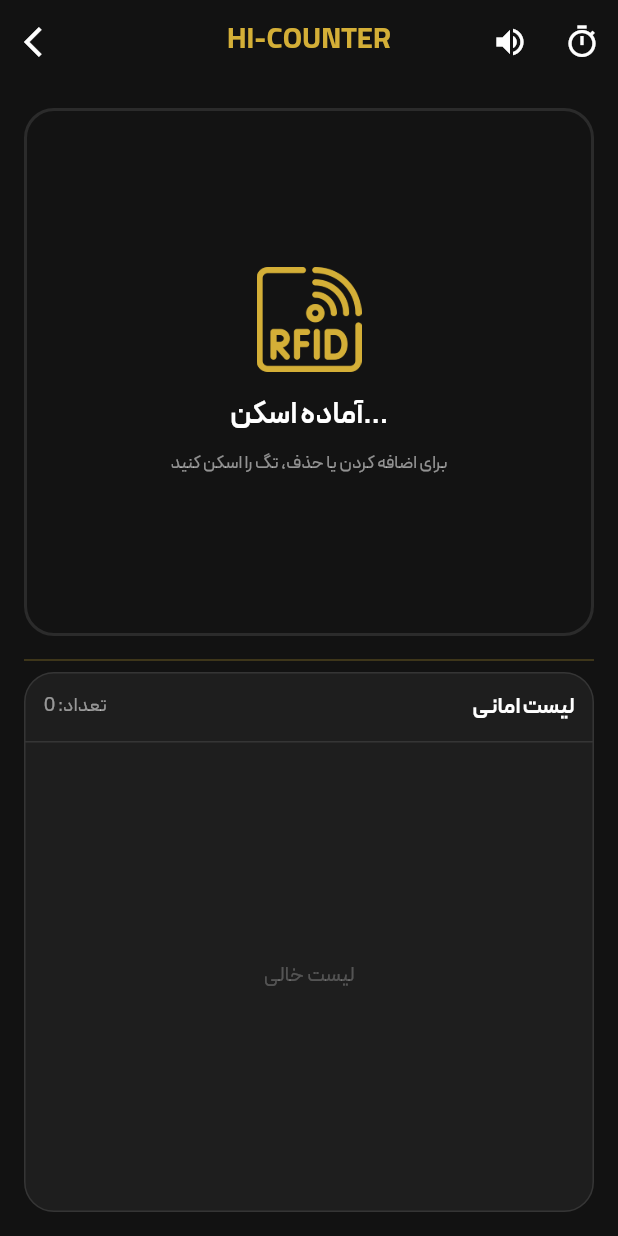
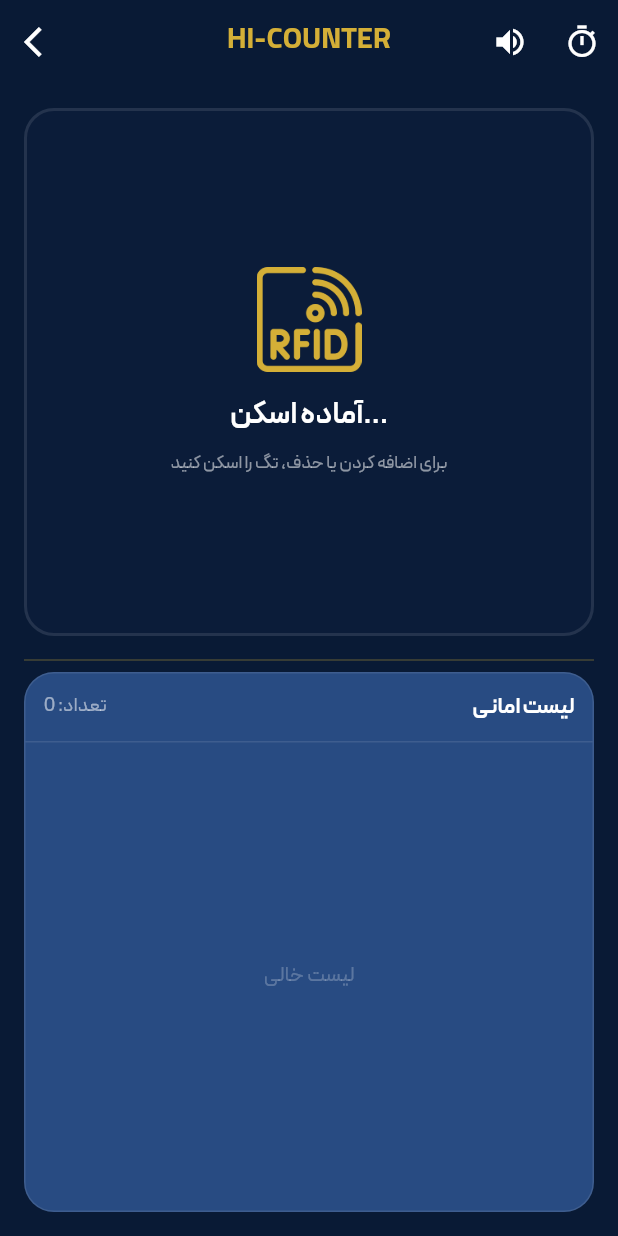
Before and after one commit to MatinRiahi/hi_tag_c66, a Flutter app: the DashboardScreen screen opened by its route, after a tap on "HI-COUNTER", on a phone screen of 412 x 824 dp. Run offline on Flutter 3.47's test engine with Material 3 defaults, Android fonts, the phone set to English and light mode, and no system bars; our stand-ins replace audioplayers, device_info_plus.

Commit message:
Change theme

```diff
--- a/lib/core/theme/app_theme.dart
+++ b/lib/core/theme/app_theme.dart
@@ -2,12 +2,16 @@ import 'package:flutter/material.dart';
 
 class AppTheme {
   static const Color primaryGold = Color(0xFFD4AF37);
-  static const Color gradientGoldLight = Color(
-    0xFFCFBD82,
-  ); // طلایی روشن برای گرادینت
-  static const Color gradientGoldDark = Color(
-    0xFFB17540,
-  ); // طلایی تیره برای گرادینت
+  static const Color gradientGoldLight = Color(0xFFCFBD82); // طلایی روشن
+  static const Color gradientGoldDark = Color(0xFFB17540); // طلایی تیره
+
+  // 🔥 رنگ‌های جدید سرمه‌ای برای تم تاریک
+  static const Color navyBackgroundLight = Color(0xFF1C3761);
+  static const Color navyBackgroundDark = Color(0xFF091A35);
+  static const Color navyCardSurface = Color(
+    0xFF284B82,
+  ); // سرمه‌ای روشن‌تر برای کارت وسط
+
   static const String fontName = 'Peyda';
 
   // --- تم تاریک ---
@@ -15,12 +19,14 @@ class AppTheme {
     return ThemeData(
       useMaterial3: true,
       brightness: Brightness.dark,
-      scaffoldBackgroundColor: const Color(0xFF121212),
+      // رنگ بک‌گراند پایه رو رو تیره‌ترین سرمه‌ای میذاریم
+      scaffoldBackgroundColor: navyBackgroundDark,
       fontFamily: fontName,
       colorScheme: const ColorScheme.dark(
         primary: primaryGold,
         secondary: primaryGold,
-        surface: Color(0xFF1E1E1E),
+        // رنگ المان‌های روی صفحه (مثل کارت وسط) رو این رنگ میذاریم
+        surface: navyCardSurface,
         onSurface: Colors.white,
       ),
 
@@ -38,9 +44,8 @@ class AppTheme {
       ),
       elevatedButtonTheme: ElevatedButtonThemeData(
         style: ElevatedButton.styleFrom(
-          backgroundColor: primaryGold, // رنگ پس‌زمینه دکمه‌ها طلایی
-          foregroundColor:
-              Colors.black, // رنگ متن روی دکمه‌ها مشکی (برای خوانایی روی طلایی)
+          backgroundColor: primaryGold,
+          foregroundColor: Colors.black,
           shape: RoundedRectangleBorder(
             borderRadius: BorderRadius.circular(12),
           ),
@@ -53,9 +58,7 @@ class AppTheme {
         ),
       ),
       textButtonTheme: TextButtonThemeData(
-        style: TextButton.styleFrom(
-          foregroundColor: primaryGold, // رنگ متن دکمه‌های متنی
-        ),
+        style: TextButton.styleFrom(foregroundColor: primaryGold),
       ),
     );
   }
--- a/lib/main.dart
+++ b/lib/main.dart
@@ -8,6 +8,10 @@ import 'views/login/login_screen.dart';
 import 'views/dashboard/dashboard_screen.dart';
 import 'services/beep_manager.dart';
 
+// 🔥 ۱. ساخت سرویس‌ها به صورت سراسری (Global) قبل از هر چیزی
+final rfidService = RfidService();
+final beepManager = BeepManager();
+
 void main() async {
   WidgetsFlutterBinding.ensureInitialized();
 
@@ -16,18 +20,19 @@ void main() async {
     DeviceOrientation.portraitDown,
   ]);
 
+  // 🔥 ۲. روشن کردن موتور سخت‌افزارها همینجا در امن‌ترین جای ممکن
+  // اینجا فقط آماده‌سازی میشن، اسکن نمیکنن!
+  rfidService.init();
+  beepManager.startMonitoring();
+
   runApp(
     MultiProvider(
       providers: [
         ChangeNotifierProvider(create: (_) => ThemeProvider()),
-        Provider<RfidService>(create: (_) => RfidService()),
-        Provider<BeepManager>(
-          create: (_) {
-            final manager = BeepManager();
-            manager.startMonitoring(); // تایمر فقط همینجا یه بار روشن میشه
-            return manager;
-          },
-        ),
+        // 🔥 ۳. به جای create، از value استفاده میکنیم
+        // این یعنی "خودت نساز، من ساختمش بیا از همین استفاده کن"
+        Provider<RfidService>.value(value: rfidService),
+        ChangeNotifierProvider<BeepManager>.value(value: beepManager),
       ],
       child: const MyApp(),
     ),
@@ -51,7 +56,6 @@ class MyApp extends StatelessWidget {
 
       routes: {
         '/dashboard': (context) {
-          // داده رو از arguments بگیر
           final userData =
               ModalRoute.of(context)?.settings.arguments
                   as Map<String, dynamic>? ??
--- a/lib/viewmodels/hi_counter_viewmodel.dart
+++ b/lib/viewmodels/hi_counter_viewmodel.dart
@@ -117,7 +117,7 @@ class HiCounterViewModel extends ChangeNotifier {
             'stone_price': (info['stone_price'] ?? 0).toDouble() / 10,
             'ojrat': (info['ojrat'] ?? 0).toDouble(),
             'image': info['image'] != null
-                ? '${AppConstants.baseUrl}/${info['image']}'
+                ? '${AppConstants.baseUrl}${info['image']}'
                 : '',
             'is_available': info['is_mojod'] == true || info['is_mojod'] == 1,
             // start_time رو موقع افزودن به تراست لیست می‌زنیم
--- a/lib/views/dashboard/dashboard_screen.dart
+++ b/lib/views/dashboard/dashboard_screen.dart
@@ -1,11 +1,12 @@
 import 'package:flutter/material.dart';
-import 'package:hi_tag_c66/views/hi_tab/hi_tab_screen.dart';
-import 'package:hi_tag_c66/views/store/store_screen.dart';
+import 'package:flutter/services.dart'; // 👈 برای SystemNavigator.pop()
 import 'package:provider/provider.dart';
 import '../../core/theme/app_theme.dart';
-import '../../core/theme/theme_provider.dart';
+// import '../../core/theme/theme_provider.dart'; // دیگه اینجا نیازی نیست
 import '../../services/rfid_service.dart';
 import '../../views/hi_counter/hi_counter_screen.dart';
+import '../../views/hi_tab/hi_tab_screen.dart';
+import '../../views/store/store_screen.dart';
 import '../../views/profile/profile_screen.dart';
 import '../../views/settings/settings_screen.dart';
 import '../../viewmodels/hi_tab_viewmodel.dart';
@@ -24,16 +25,68 @@ class _DashboardScreenState extends State<DashboardScreen> {
   @override
   void initState() {
     super.initState();
-    // فقط init میکنیم - اسکن نمیکنیم
+    WidgetsBinding.instance.addPostFrameCallback((_) {
       final rfidService = context.read<RfidService>();
       rfidService.init();
+    });
+  }
+
+  // ── تابع نمایش پیام تایید خروج ──────────────────────────────────
+  Future<bool?> _showExitDialog() {
+    return showDialog<bool>(
+      context: context,
+      builder: (context) => AlertDialog(
+        shape: RoundedRectangleBorder(borderRadius: BorderRadius.circular(15)),
+        title: const Text(
+          'خروج از برنامه',
+          style: TextStyle(
+            fontFamily: 'Peyda',
+            fontWeight: FontWeight.bold,
+            fontSize: 18,
+          ),
+        ),
+        content: const Text(
+          'آیا مطمئن هستید که می‌خواهید از برنامه خارج شوید؟',
+          style: TextStyle(fontFamily: 'Peyda', fontSize: 14),
+        ),
+        actions: [
+          TextButton(
+            onPressed: () => Navigator.of(context).pop(false),
+            child: const Text(
+              'خیر',
+              style: TextStyle(fontFamily: 'Peyda', color: Colors.grey),
+            ),
+          ),
+          ElevatedButton(
+            style: ElevatedButton.styleFrom(
+              backgroundColor: Colors.red,
+              shape: RoundedRectangleBorder(
+                borderRadius: BorderRadius.circular(8),
+              ),
+            ),
+            onPressed: () => Navigator.of(context).pop(true),
+            child: const Text(
+              'بله، خارج شو',
+              style: TextStyle(fontFamily: 'Peyda', color: Colors.white),
+            ),
+          ),
+        ],
+      ),
+    );
   }
 
   @override
   Widget build(BuildContext context) {
-    final themeProvider = context.watch<ThemeProvider>();
-
-    return Scaffold(
+    return PopScope(
+      canPop: false,
+      onPopInvoked: (didPop) async {
+        if (didPop) return;
+        final shouldExit = await _showExitDialog();
+        if (shouldExit == true) {
+          SystemNavigator.pop();
+        }
+      },
+      child: Scaffold(
         body: SafeArea(
           child: Container(
             decoration: BoxDecoration(
@@ -48,16 +101,15 @@ class _DashboardScreenState extends State<DashboardScreen> {
             ),
             child: Column(
               children: [
-              _buildAppBar(context, themeProvider),
+                _buildAppBar(context),
                 Expanded(
                   child: Padding(
                     padding: const EdgeInsets.all(16),
-                  // 👇 اینجا فرق اصلیه - GridView به جای Row های دستی
                     child: GridView.count(
-                    crossAxisCount: 2, // 👈 2 ستون برای پرتریت
+                      crossAxisCount: 2,
                       crossAxisSpacing: 16,
                       mainAxisSpacing: 16,
-                    childAspectRatio: 1.1, // 👈 نسبت کارت‌ها
+                      childAspectRatio: 1.1,
                       children: [
                         _buildMenuCard(
                           context: context,
@@ -66,8 +118,7 @@ class _DashboardScreenState extends State<DashboardScreen> {
                           onTap: () => Navigator.push(
                             context,
                             MaterialPageRoute(
-                            builder: (_) =>
-                                const HiCounterScreen(), // 👈 ساده و راحت، چون خودش تو فایل خودش Provider داره
+                              builder: (_) => const HiCounterScreen(),
                             ),
                           ),
                         ),
@@ -88,8 +139,7 @@ class _DashboardScreenState extends State<DashboardScreen> {
                           imagePath: "assets/images/hi_tab.png",
                           onTap: () {
                             final rfidService = context.read<RfidService>();
-                          final beepManager = context
-                              .read<BeepManager>(); // 👈 اضافه شد
+                            final beepManager = context.read<BeepManager>();
 
                             Navigator.push(
                               context,
@@ -98,8 +148,7 @@ class _DashboardScreenState extends State<DashboardScreen> {
                                     ChangeNotifierProvider<HiTabViewModel>(
                                       create: (context) => HiTabViewModel(
                                         rfidService: rfidService,
-                                      beepManager:
-                                          beepManager, // 👈 بهش پاس میدیم
+                                        beepManager: beepManager,
                                       ),
                                       child: const HiTabScreen(),
                                     ),
@@ -112,7 +161,6 @@ class _DashboardScreenState extends State<DashboardScreen> {
                           title: "پروفایل",
                           imagePath: "assets/images/profile.png",
                           onTap: () {
-                          // 🔥 اینجا دیتای یوزر رو پاس میدیم به صفحه پروفایل
                             Navigator.push(
                               context,
                               MaterialPageRoute(
@@ -149,60 +197,31 @@ class _DashboardScreenState extends State<DashboardScreen> {
             ),
           ),
         ),
+      ),
     );
   }
 
-  // ── AppBar ──────────────────────────────────────────────────────
-  Widget _buildAppBar(BuildContext context, ThemeProvider themeProvider) {
+  // ── AppBar ویرایش شده ───────────────────────────────────────────
+  Widget _buildAppBar(BuildContext context) {
     return Container(
       width: double.infinity,
-      padding: const EdgeInsets.only(top: 12, bottom: 0),
+      padding: const EdgeInsets.only(
+        top: 24,
+        bottom: 0,
+      ), // پدینگ بالا رو یه کم بیشتر کردم جای دکمه که رفت
       color: Colors.transparent,
       child: Column(
         children: [
-          Padding(
-            padding: const EdgeInsets.symmetric(horizontal: 20),
-            child: Column(
-              children: [
-                // سوییچ تم
-                Row(
-                  mainAxisAlignment: MainAxisAlignment.end,
-                  children: [
-                    Text(
-                      themeProvider.isDarkMode ? "حالت تاریک" : "حالت روشن",
-                      style: TextStyle(
-                        fontFamily: 'Peyda',
-                        fontSize: 12,
-                        fontWeight: FontWeight.bold,
-                        color: Theme.of(context).colorScheme.onSurface,
+          Image.asset(
+            'assets/images/logo.png', // همون مسیر لوگویی که تو لاگین استفاده کردی
+            height: 70, // سایزش رو بسته به سلیقه‌ت میتونی تغییر بدی
           ),
-                    ),
-                    const SizedBox(width: 6),
-                    Icon(
-                      themeProvider.isDarkMode
-                          ? Icons.dark_mode
-                          : Icons.light_mode,
-                      size: 16,
-                      color: Theme.of(context).colorScheme.onSurface,
-                    ),
-                    Transform.scale(
-                      scale: 0.75,
-                      child: Switch(
-                        value: themeProvider.isDarkMode,
-                        activeColor: AppTheme.primaryGold,
-                        activeTrackColor: AppTheme.primaryGold.withOpacity(0.5),
-                        onChanged: (value) => themeProvider.toggleTheme(value),
-                      ),
-                    ),
-                  ],
-                ),
-                const SizedBox(height: 4),
-                // عنوان
+          const SizedBox(height: 8),
           Text(
             "فروشگاه ساروین",
             style: TextStyle(
               fontFamily: 'Peyda',
-                    fontSize: 20, // 👈 کمی کوچکتر برای 5.5 اینچ
+              fontSize: 16, // فونت رو یه نمه بزرگتر کردم که وسط قشنگ بشینه
               fontWeight: FontWeight.bold,
               color: Theme.of(context).colorScheme.onSurface,
               shadows: const [
@@ -214,25 +233,21 @@ class _DashboardScreenState extends State<DashboardScreen> {
               ],
             ),
           ),
-              ],
-            ),
-          ),
-
-          const SizedBox(height: 12),
-
-          // خط طلایی
+          const SizedBox(height: 16), // فاصله تا خطوط پایین
           Container(
             width: double.infinity,
             height: 3,
             decoration: BoxDecoration(
-              gradient: LinearGradient(
+              gradient: const LinearGradient(
                 colors: [
-                  Colors.transparent,
-                  AppTheme.gradientGoldLight,
-                  AppTheme.gradientGoldDark,
-                  Colors.transparent,
+                  Colors.transparent, // شروع کاملاً شفاف از سمت چپ
+                  AppTheme.gradientGoldLight, // کم‌رنگ می‌شه
+                  AppTheme.gradientGoldDark, // دقیقاً وسط خط پررنگ‌ترین حالت
+                  AppTheme.gradientGoldLight, // دوباره کم‌رنگ می‌شه
+                  Colors.transparent, // پایان کاملاً شفاف در سمت راست
                 ],
-                stops: const [0.0, 0.2, 0.8, 1.0],
+                // تنظیم محل قرارگیری رنگ‌ها برای نرم شدن شیب رنگ
+                stops: [0.0, 0.25, 0.5, 0.75, 1.0],
                 begin: Alignment.centerLeft,
                 end: Alignment.centerRight,
               ),
@@ -279,19 +294,14 @@ class _DashboardScreenState extends State<DashboardScreen> {
         child: Column(
           mainAxisAlignment: MainAxisAlignment.center,
           children: [
-            Image.asset(
-              imagePath,
-              width: 55, // 👈 کوچکتر برای 5.5 اینچ
-              height: 55,
-              fit: BoxFit.contain,
-            ),
+            Image.asset(imagePath, width: 55, height: 55, fit: BoxFit.contain),
             const SizedBox(height: 8),
             Text(
               title,
               textAlign: TextAlign.center,
               style: TextStyle(
                 fontFamily: 'Peyda',
-                fontSize: 14, // 👈 کوچکتر
+                fontSize: 14,
                 fontWeight: FontWeight.bold,
                 color: Theme.of(context).colorScheme.onSurface,
               ),
--- a/lib/views/store/product_detail.dart
+++ b/lib/views/store/product_detail.dart
@@ -649,7 +649,7 @@ class _ProductDetailScreenState extends State<ProductDetailScreen> {
                     ),
                     const SizedBox(width: 4),
                     Text(
-                      isInCart ? "موجود" : "افزودن",
+                      isInCart ? "موجود" : "افزودن به سبد",
                       style: const TextStyle(
                         fontFamily: 'Peyda',
                         fontSize: 11,
--- a/pubspec.yaml
+++ b/pubspec.yaml
@@ -49,6 +49,12 @@ dev_dependencies:
   # package. See that file for information about deactivating specific lint
   # rules and activating additional ones.
   flutter_lints: ^5.0.0
+  flutter_launcher_icons: ^0.13.1
+
+flutter_icons:
+  android: true
+  ios: false # چون دستگاهت اندرویدیه نیازی به ios نداریم
+  image_path: "assets/images/logo.png"
 
 # For information on the generic Dart part of this file, see the
 # following page: https://dart.dev/tools/pub/pubspec
```
Also changed, not shown: lib/views/hi_tab/hi_tab_screen.dart (+17 -6 lines), lib/views/login/login_screen.dart (+42 -22 lines), lib/views/settings/settings_screen.dart (+81 -24 lines), assets/images/hi_counter.png, assets/images/hi_store.png, assets/images/hi_tab.png, assets/images/profile.png, assets/images/settings.png, pubspec.lock, 6 other files. Lines whose indentation alone changed are shown as unchanged.
